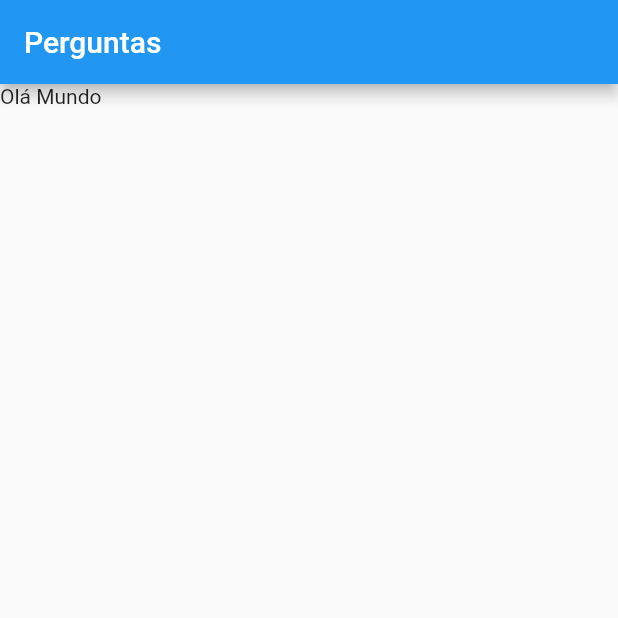
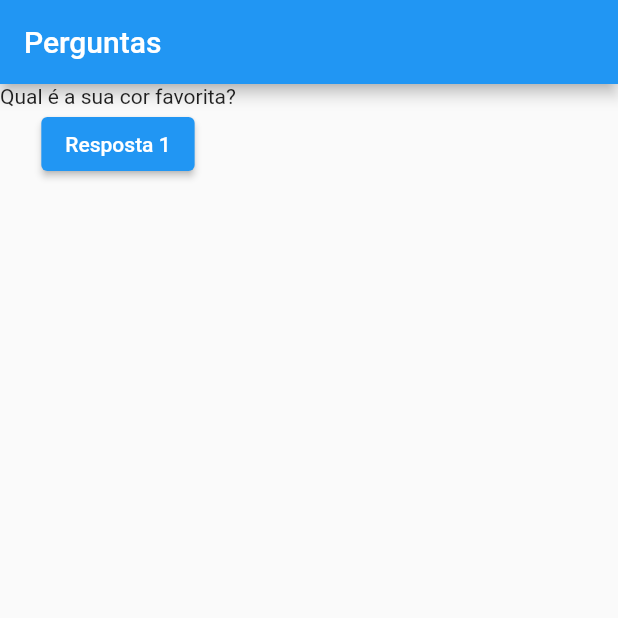
Before and after one commit to arthurrossibr/flutter-projeto-perguntas, a Flutter app: the screen it shows after launch, on a phone screen of 412 x 824 dp, the top half of it. Run offline on Flutter 3.47's test engine with Material 2 defaults, Android fonts, the phone set to English and light mode, and no system bars.

Commit message:
Adicionando botão na aplicação

```diff
--- a/lib/main.dart
+++ b/lib/main.dart
@@ -6,14 +6,41 @@ main() {
 
 class PerguntasApp extends StatelessWidget {
 
+  var perguntaSelecionada = 0;
+
+  void responder(){
+    perguntaSelecionada++;
+    print('Resposta $perguntaSelecionada');
+  }
+
+  @override
   Widget build(BuildContext context) {
+    final perguntas = [
+      'Qual é a sua cor favorita?',
+      'Qual é o seu animal favorito?',
+      'Qual é o seu instrutor favorito?'
+    ];
+
+
     return MaterialApp(
       home: Scaffold(
         appBar: AppBar(
           title: Text('Perguntas'),
         ),
-        body: Text('Olá Mundo'),
-      ),
+        body: Column(
+          children: <Widget>[
+            Text(perguntas[perguntaSelecionada]),
+            ElevatedButton(
+              style: ElevatedButton.styleFrom(
+                primary: Colors.blue,
+                onPrimary: Colors.white,
+              ),
+              child: Text('Resposta 1'),
+              onPressed: responder,
+            ),
+          ],
+        ),
+      )
     );
   }
 }
```
